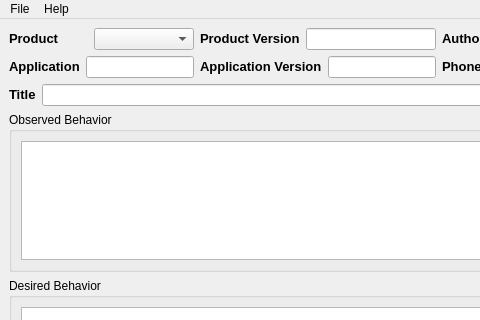
First picture: the form in src/applications/bugwriter/BugWriterWindow.ui, repository qualcomm/qcom-embedded-power-measurement, before the edit; both pictures show x 0 to 480 and y 0 to 320 of the 800 by 662 pixel window.
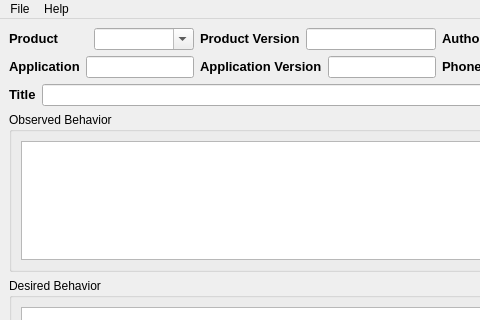
Second picture: the form after the edit. Icons and pictures are not drawn.

Commit message:
fix: BugWriter Product field always showed QEPM when launched from TAC
_productCombo was a non-editable QComboBox with only one hardcoded item
(QEPM). When TAC/TACConfigurationEditor launch BugWriter with the
argument product:QTAC, BugWriterWindow::BugWriterWindow() calls
_productCombo->setCurrentText(QTAC) - but a non-editable QComboBox
silently ignores setCurrentText() for any value not already in its
item list, leaving the combo on its default index 0 (QEPM).

Made the combo editable and added QTAC as a second item so both
launch paths (EPM and TAC) correctly populate the Product field.

The edit to the form file:
```diff
--- a/src/applications/bugwriter/BugWriterWindow.ui
+++ b/src/applications/bugwriter/BugWriterWindow.ui
@@ -43,6 +43,9 @@
             <property name="toolTip">
              <string>The name of the application for which the ticket is being created.</string>
             </property>
+            <property name="editable">
+             <bool>true</bool>
+            </property>
             <property name="placeholderText">
              <string>Not Set</string>
             </property>
```
Left out of the diff: 5 changed lines with no effect on the pictures.
